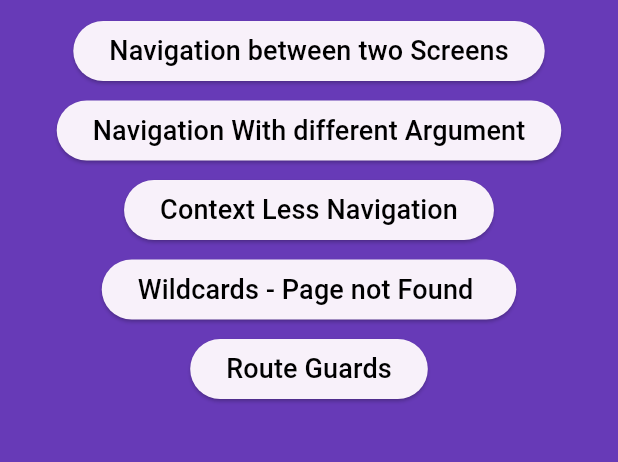
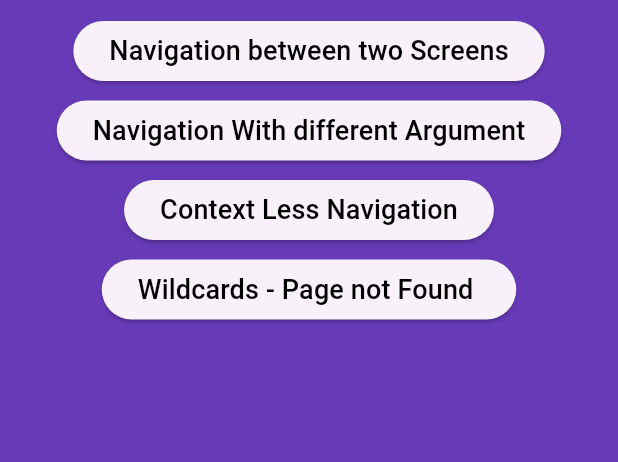
Before and after one commit to sajidshaikh2027/auto_router_demo, a Flutter app: the screen it shows after launch, on a phone screen of 412 x 824 dp, the part 84-546 px from its top. Run offline on Flutter 3.47's test engine with Material 3 defaults, Android fonts, the light colour scheme and no system bars; our stand-ins replace auto_route, dio, shared_preferences.

Commit message:
ScreenHome

```diff
--- a/lib/ui/start_screens/screen_home.dart
+++ b/lib/ui/start_screens/screen_home.dart
@@ -70,15 +70,6 @@ class ScreenHome extends StatelessWidget {
             const SizedBox(
               height: 5,
             ),
-            ElevatedButton(
-              onPressed: () {
-                appRouter.push(RouteNavigationHome());
-              },
-              child: const Text(
-                "Route Guards",
-                style: TextStyle(fontSize: 18, color: Colors.black),
-              ),
-            ),
           ],
         ),
       ),
```
